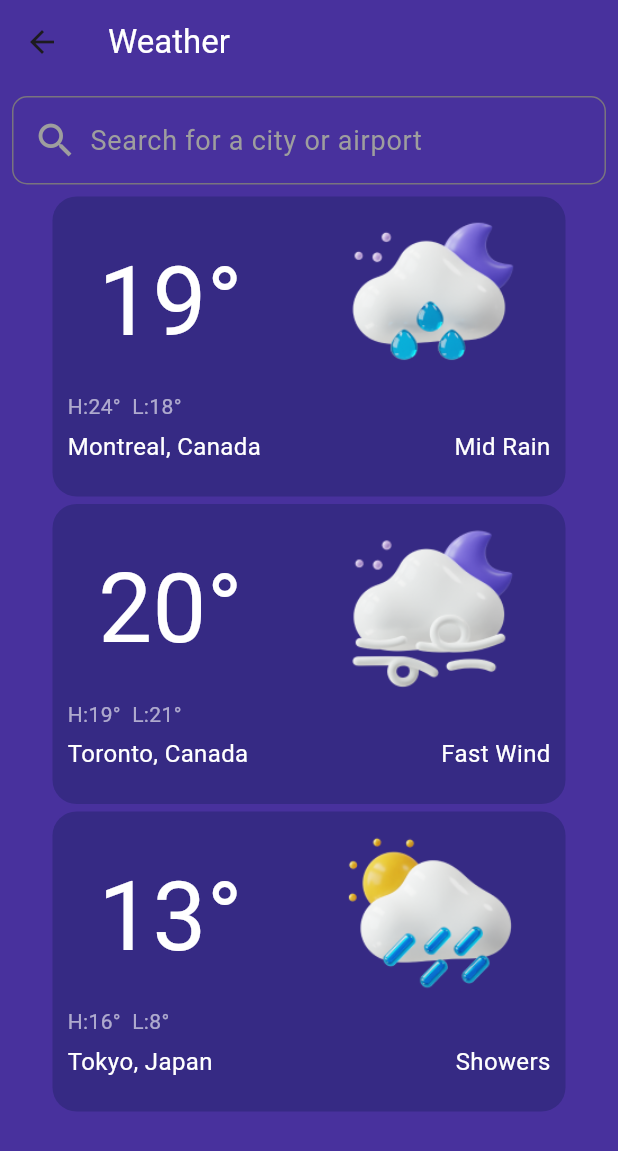
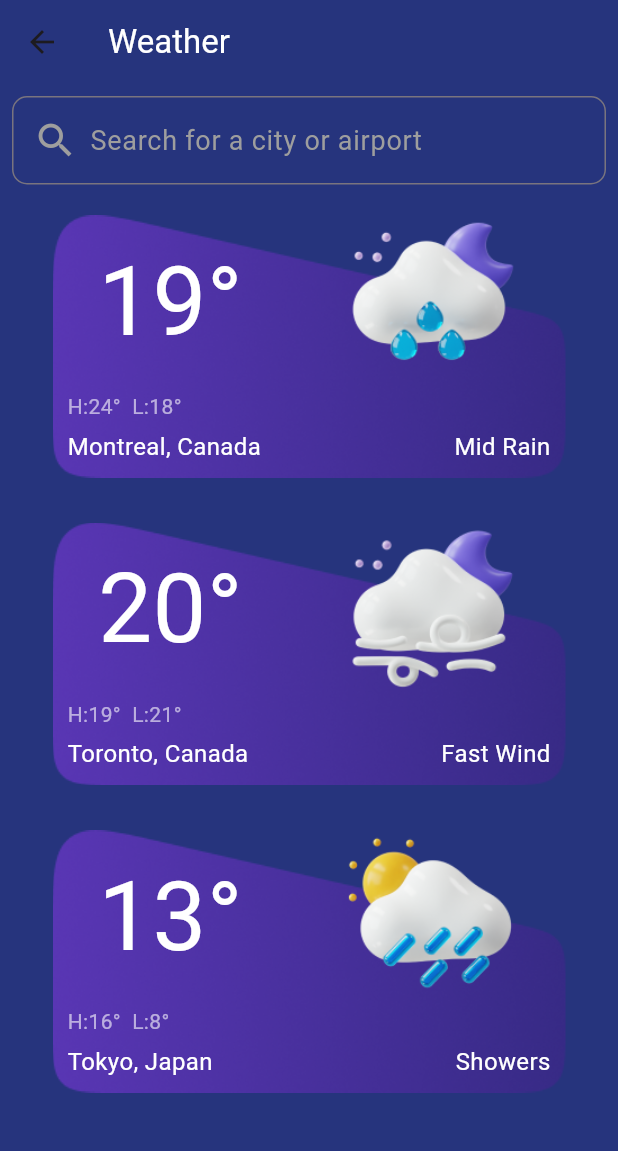
Before and after one commit to Farhan180198/weather_app, a Flutter app: the WeatherCardScreen screen opened directly, on a phone screen of 412 x 824 dp. Shown: the top 1151 px of the screen. Run offline on Flutter 3.47's test engine with Material 3 defaults, Android fonts, the phone set to English and light mode, and no system bars; our stand-ins replace google_fonts.

```diff
--- a/lib/customized widgets/weather_card.dart
+++ b/lib/customized widgets/weather_card.dart
@@ -21,11 +21,13 @@ class WeatherCard extends StatelessWidget {
   @override
   Widget build(BuildContext context) {
     return Container(
+
       width: 342,
       height: 200,
       padding: const EdgeInsets.all(10.0),
       decoration: BoxDecoration(
-        color: backgroundColor,
+        image: DecorationImage(image: AssetImage('images/Rectangle 1.png')),
+        // color: backgroundColor,
         borderRadius: BorderRadius.circular(16.0),
       ),
       child: Column(
@@ -80,7 +82,7 @@ class WeatherCard extends StatelessWidget {
                 color: Colors.white,
               ),
             ),
-              const SizedBox(width: 14.0),
+              // const SizedBox(width: 14.0),
 
             Text(
               weatherCondition,
--- a/lib/main.dart
+++ b/lib/main.dart
@@ -22,7 +22,7 @@ class MyApp extends StatelessWidget {
         // colorScheme: ColorScheme.fromSeed(seedColor: Colors.deepPurple),
         useMaterial3: true,
       ),
-      home:  HomeScreen(),
+      home:  const WeatherCardScreen(),
     );
   }
 }
--- a/lib/ui/Weather Screen/weather_screen.dart
+++ b/lib/ui/Weather Screen/weather_screen.dart
@@ -19,7 +19,7 @@ class WeatherCardScreen extends StatelessWidget {
             ]),
       ),
       child: Scaffold(
-        backgroundColor: Color(0xff48319D),
+        backgroundColor: const Color(0xff26347d),
         appBar: AppBar(
           automaticallyImplyLeading: true,
           title: const Text(
@@ -27,7 +27,7 @@ class WeatherCardScreen extends StatelessWidget {
             style: TextStyle(color: Colors.white),
           ),
 
-          backgroundColor: const Color(0xff48319D),
+          backgroundColor: const Color(0xff26347d),
         ),
         body: SingleChildScrollView(
           child: Center(
```
